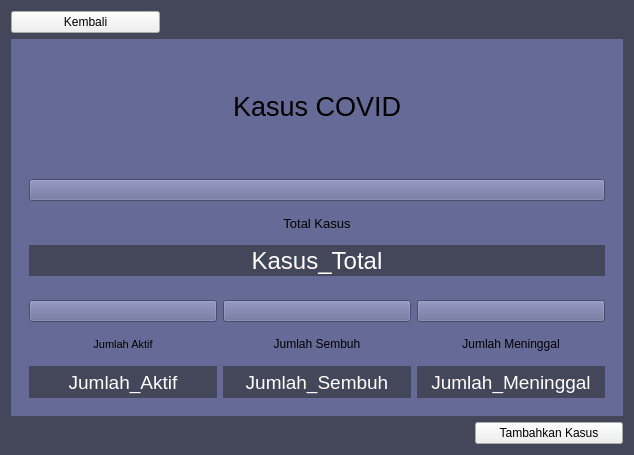
First picture: the form in src/ScreenKasusHarian.ui, repository raihanastrada/rpl-sistem-corona, before the edit.
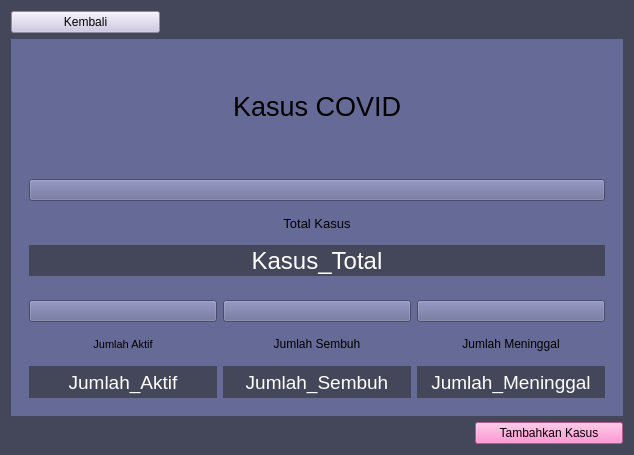
Second picture: the form after the edit.

The edit to the form file:
```diff
--- a/src/ScreenKasusHarian.ui
+++ b/src/ScreenKasusHarian.ui
@@ -148,15 +148,6 @@
        </color>
       </brush>
      </colorrole>
-     <colorrole role="PlaceholderText">
-      <brush brushstyle="SolidPattern">
-       <color alpha="128">
-        <red>255</red>
-        <green>255</green>
-        <blue>255</blue>
-       </color>
-      </brush>
-     </colorrole>
     </active>
     <inactive>
      <colorrole role="WindowText">
@@ -294,15 +285,6 @@
        </color>
       </brush>
      </colorrole>
-     <colorrole role="PlaceholderText">
-      <brush brushstyle="SolidPattern">
-       <color alpha="128">
-        <red>255</red>
-        <green>255</green>
-        <blue>255</blue>
-       </color>
-      </brush>
-     </colorrole>
     </inactive>
     <disabled>
      <colorrole role="WindowText">
@@ -440,15 +422,6 @@
        </color>
       </brush>
      </colorrole>
-     <colorrole role="PlaceholderText">
-      <brush brushstyle="SolidPattern">
-       <color alpha="128">
-        <red>255</red>
-        <green>255</green>
-        <blue>255</blue>
-       </color>
-      </brush>
-     </colorrole>
     </disabled>
    </palette>
   </property>
@@ -461,6 +434,7 @@
      <property name="styleSheet">
       <string notr="true">QPushButton {
 	color: black;
+	background-color: #ff79c6;
 }</string>
      </property>
      <property name="text">
@@ -473,6 +447,7 @@
      <property name="styleSheet">
       <string notr="true">QPushButton {
 	color: black;
+	background-color: #cbc3e3;
 }</string>
      </property>
      <property name="text">
```
Left out of the diff: 27 changed lines with no effect on the pictures.
